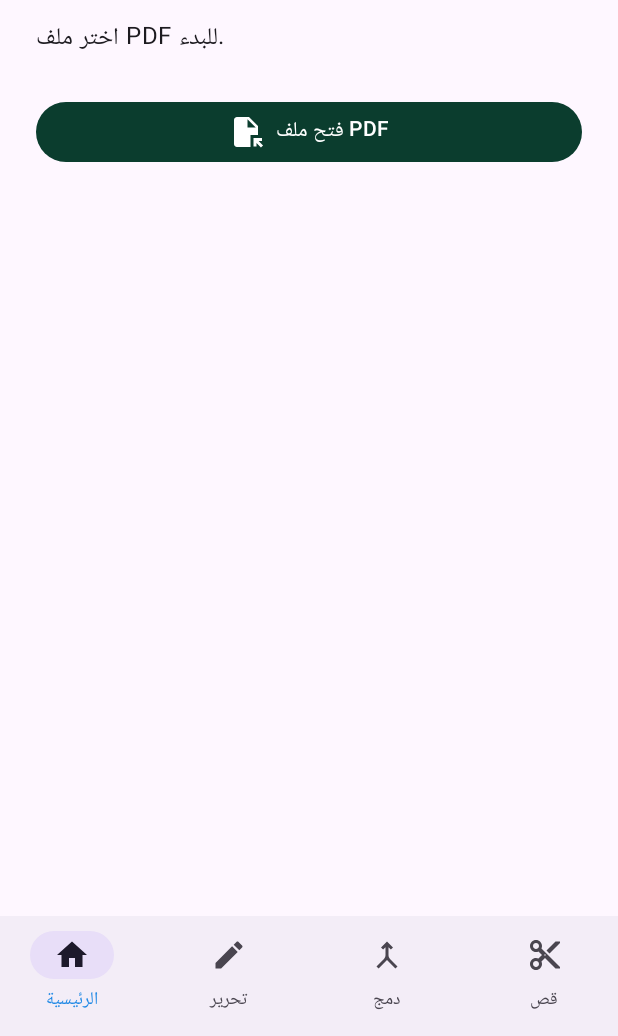
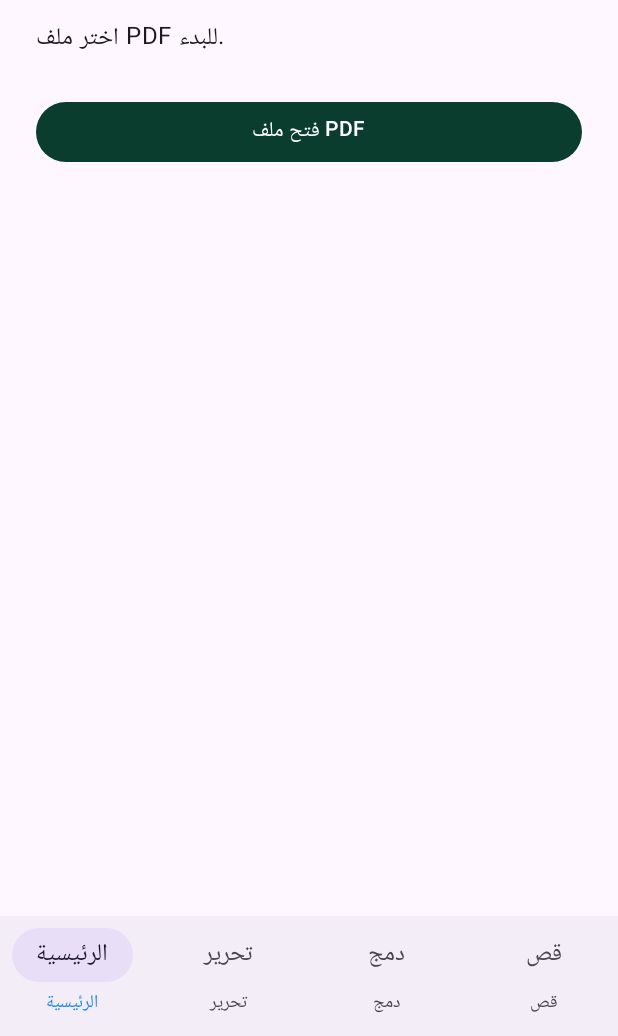
Before and after one commit to hlab37850-jpg/--pdf, an Android app built with Jetpack Compose: the screen it shows after launch (MainActivity), on a phone screen of 412 x 824 dp, the part 200-1236 px from its top. Run offline under Robolectric (Android 15) with nearby library versions, the phone set to English and light mode, and no system bars.

Commit message:
fix: simplify dependencies to isolate build failure

```diff
--- a/app/build.gradle.kts
+++ b/app/build.gradle.kts
@@ -25,17 +25,13 @@ android {
 }
 
 dependencies {
-    implementation(platform("androidx.compose:compose-bom:2024.06.00"))
+    implementation(platform("androidx.compose:compose-bom:2024.09.00"))
     implementation("androidx.compose.ui:ui")
     implementation("androidx.compose.ui:ui-tooling-preview")
     implementation("androidx.compose.material3:material3")
-    implementation("androidx.compose.material:material-icons-extended")
     implementation("androidx.activity:activity-compose:1.9.0")
-    implementation("androidx.lifecycle:lifecycle-viewmodel-compose:2.8.0")
-    implementation("androidx.navigation:navigation-compose:2.7.7")
 
     implementation("com.tom-roush:pdfbox-android:2.0.27.0")
-    implementation("io.coil-kt:coil-compose:2.6.0")
 
     debugImplementation("androidx.compose.ui:ui-tooling")
 }
--- a/app/src/main/java/com/jarrah/pdf/MainActivity.kt
+++ b/app/src/main/java/com/jarrah/pdf/MainActivity.kt
@@ -4,8 +4,6 @@ import android.os.Bundle
 import androidx.activity.ComponentActivity
 import androidx.activity.compose.setContent
 import androidx.compose.foundation.layout.*
-import androidx.compose.material.icons.Icons
-import androidx.compose.material.icons.filled.*
 import androidx.compose.material3.*
 import androidx.compose.runtime.*
 import androidx.compose.ui.Modifier
@@ -44,10 +42,10 @@ fun JarrahPDFApp() {
         },
         bottomBar = {
             NavigationBar {
-                NavigationBarItem(tab == 0, { tab = 0 }, { Icon(Icons.Default.Home, null) }, label = { Text("الرئيسية") })
-                NavigationBarItem(tab == 1, { tab = 1 }, { Icon(Icons.Default.Edit, null) }, label = { Text("تحرير") })
-                NavigationBarItem(tab == 2, { tab = 2 }, { Icon(Icons.Default.Merge, null) }, label = { Text("دمج") })
-                NavigationBarItem(tab == 3, { tab = 3 }, { Icon(Icons.Default.ContentCut, null) }, label = { Text("قص") })
+                NavigationBarItem(tab == 0, { tab = 0 }, { Text("الرئيسية") }, label = { Text("الرئيسية") })
+                NavigationBarItem(tab == 1, { tab = 1 }, { Text("تحرير") }, label = { Text("تحرير") })
+                NavigationBarItem(tab == 2, { tab = 2 }, { Text("دمج") }, label = { Text("دمج") })
+                NavigationBarItem(tab == 3, { tab = 3 }, { Text("قص") }, label = { Text("قص") })
             }
         }
     ) { p ->
@@ -68,9 +66,7 @@ fun JarrahPDFApp() {
         Spacer(Modifier.height(12.dp))
         Text("اختر ملف PDF للبدء.", fontSize = 16.sp)
         Spacer(Modifier.height(24.dp))
-        Button(onClick = {}, Modifier.fillMaxWidth()) {
-            Icon(Icons.Default.FileOpen, null); Spacer(Modifier.width(8.dp)); Text("فتح ملف PDF")
-        }
+        Button(onClick = {}, Modifier.fillMaxWidth()) { Text("فتح ملف PDF") }
     }
 }
 
```
